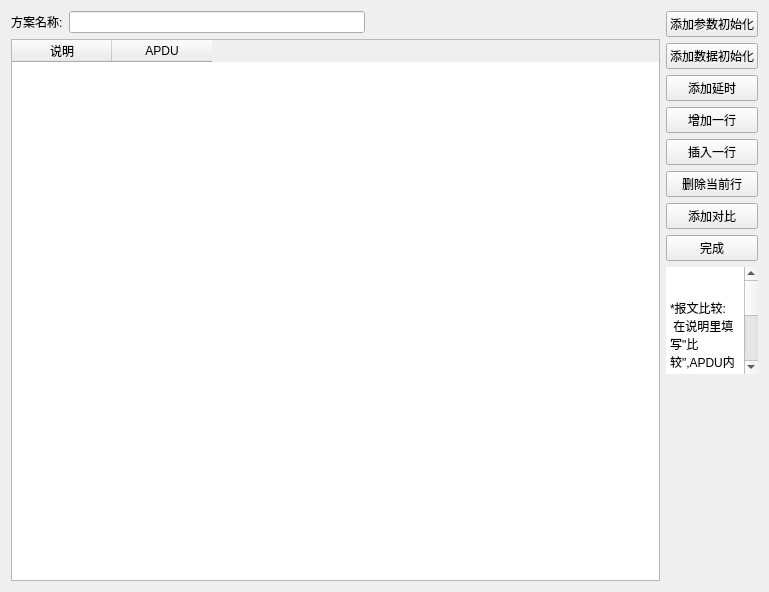
qwerttqq95/698SP_CL, file UI_MessageCompose.ui: the form before one commit.
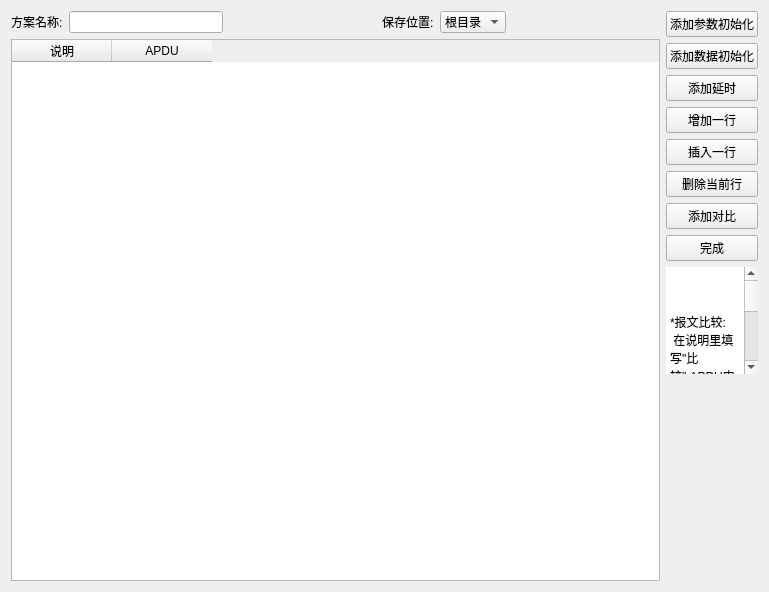
The form after the commit.

```diff
--- a/UI_MessageCompose.ui
+++ b/UI_MessageCompose.ui
@@ -38,6 +38,38 @@
                                     </property>
                                 </widget>
                             </item>
+                            <item>
+                                <spacer name="horizontalSpacer_2">
+                                    <property name="orientation">
+                                        <enum>Qt::Horizontal</enum>
+                                    </property>
+                                    <property name="sizeHint" stdset="0">
+                                        <size>
+                                            <width>40</width>
+                                            <height>20</height>
+                                        </size>
+                                    </property>
+                                </spacer>
+                            </item>
+                            <item>
+                                <widget class="QLabel" name="label_2">
+                                    <property name="text">
+                                        <string>保存位置:</string>
+                                    </property>
+                                    <property name="buddy">
+                                        <cstring>lineEdit</cstring>
+                                    </property>
+                                </widget>
+                            </item>
+                            <item>
+                                <widget class="QComboBox" name="comboBox">
+                                    <item>
+                                        <property name="text">
+                                            <string>根目录</string>
+                                        </property>
+                                    </item>
+                                </widget>
+                            </item>
                             <item>
                                 <spacer name="horizontalSpacer">
                                     <property name="orientation">
@@ -220,16 +252,19 @@
                                     &lt;/style&gt;&lt;/head&gt;&lt;body style=&quot; font-family:'SimSun';
                                     font-size:9pt; font-weight:400; font-style:normal;&quot;&gt;
                                     &lt;p style=&quot; margin-top:0px; margin-bottom:0px; margin-left:0px;
-                                    margin-right:0px; -qt-block-indent:0; text-indent:0px;&quot;&gt;*报文比较:&lt;/p&gt;
+                                    margin-right:0px; -qt-block-indent:0; text-indent:0px;&quot;&gt; &lt;/p&gt;
                                     &lt;p style=&quot; margin-top:0px; margin-bottom:0px; margin-left:0px;
-                                    margin-right:0px; -qt-block-indent:0; text-indent:0px;&quot;&gt; 在说明里填写&amp;quot;比较&amp;quot;,APDU内放置要对比上一条的返回结果&lt;/p&gt;
-                                    &lt;p style=&quot;-qt-paragraph-type:empty; margin-top:0px; margin-bottom:0px;
-                                    margin-left:0px; margin-right:0px; -qt-block-indent:0; text-indent:0px;&quot;&gt;&lt;br
-                                    /&gt;&lt;/p&gt;
+                                    margin-right:0px; -qt-block-indent:0; text-indent:0px;&quot;&gt;*报文比较: &lt;/p&gt;
                                     &lt;p style=&quot; margin-top:0px; margin-bottom:0px; margin-left:0px;
-                                    margin-right:0px; -qt-block-indent:0; text-indent:0px;&quot;&gt;*注意:&lt;/p&gt;
+                                    margin-right:0px; -qt-block-indent:0; text-indent:0px;&quot;&gt; 在说明里填写&amp;quot;比较&amp;quot;,APDU内放置要对比上一条的返回结果
+                                    &lt;/p&gt;
                                     &lt;p style=&quot; margin-top:0px; margin-bottom:0px; margin-left:0px;
-                                    margin-right:0px; -qt-block-indent:0; text-indent:0px;&quot;&gt; 说明不可包含&amp;quot;延时&amp;quot;&amp;quot;比较&amp;quot;等字样&lt;/p&gt;&lt;/body&gt;&lt;/html&gt;
+                                    margin-right:0px; -qt-block-indent:0; text-indent:0px;&quot;&gt; &lt;/p&gt;
+                                    &lt;p style=&quot; margin-top:0px; margin-bottom:0px; margin-left:0px;
+                                    margin-right:0px; -qt-block-indent:0; text-indent:0px;&quot;&gt;*注意: &lt;/p&gt;
+                                    &lt;p style=&quot; margin-top:0px; margin-bottom:0px; margin-left:0px;
+                                    margin-right:0px; -qt-block-indent:0; text-indent:0px;&quot;&gt; 说明不可包含&amp;quot;延时&amp;quot;&amp;quot;比较&amp;quot;等字样
+                                    &lt;/p&gt;&lt;/body&gt;&lt;/html&gt;
                                 </string>
                             </property>
                             <property name="acceptRichText">
```
